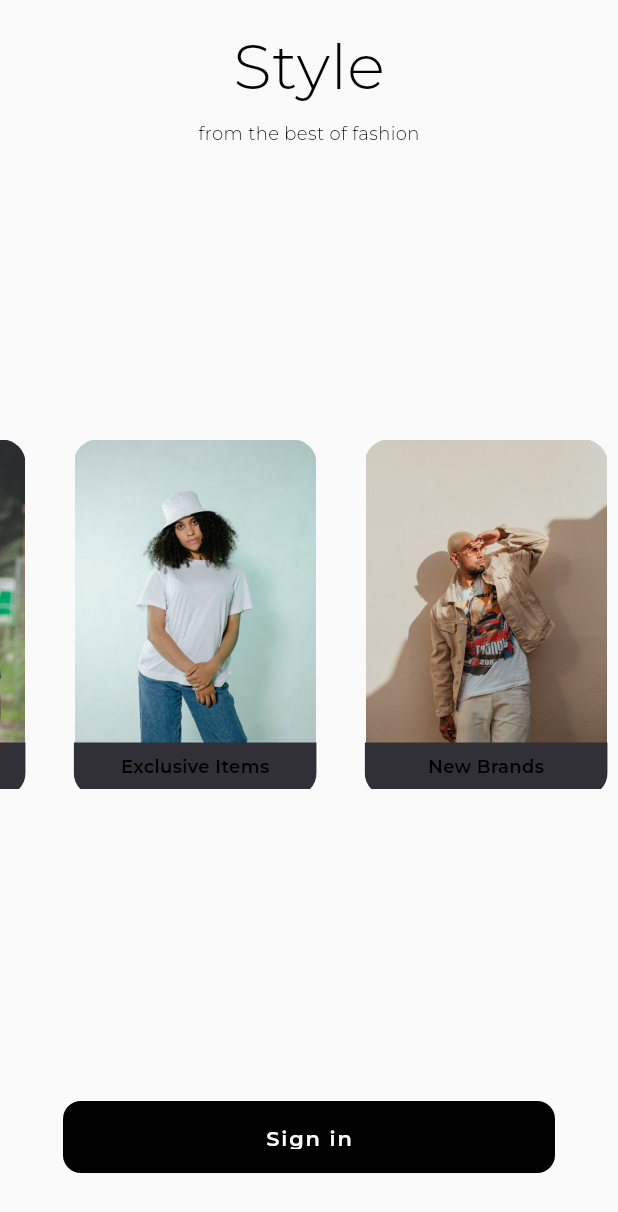
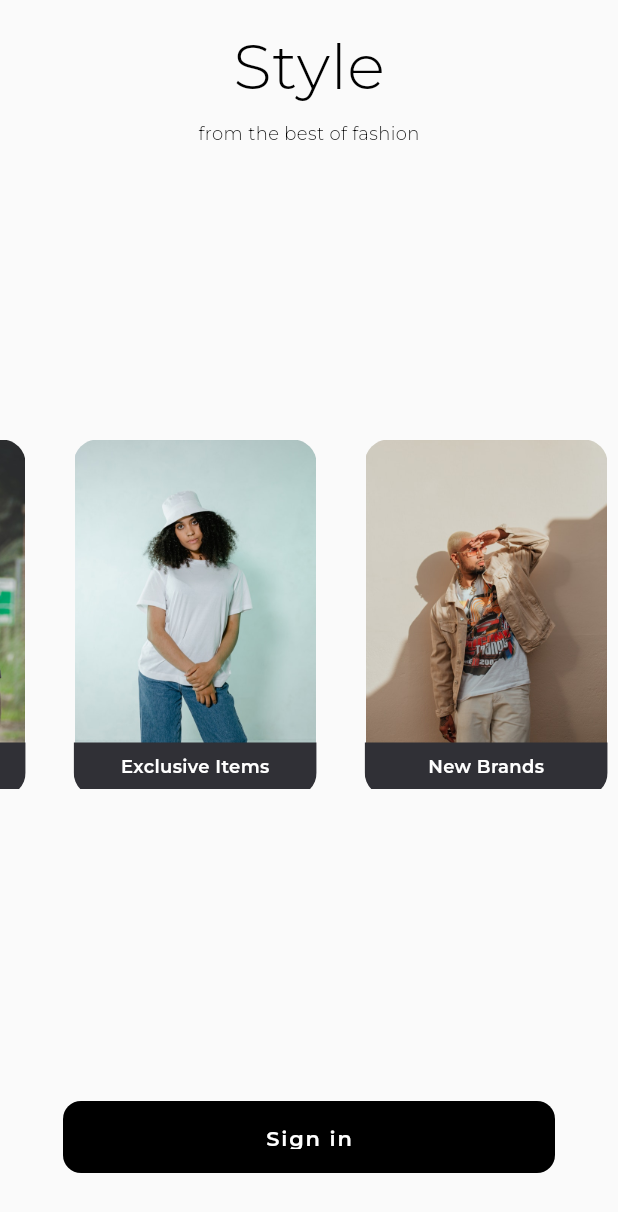
Before and after one commit to ThiagoAZBR/Flutter-Animated-Carrousel, a Flutter app: the screen it shows after launch, on a phone screen of 412 x 824 dp. Shown: the top 1212 px of the screen. Run offline on Flutter 3.47's test engine with Material 2 defaults, Android fonts, the phone set to English and light mode, and no system bars.

Commit message:
:lipstick: style: correct color of card

```diff
--- a/lib/app/ui/widgets/carousel_item.dart
+++ b/lib/app/ui/widgets/carousel_item.dart
@@ -33,7 +33,9 @@ class CarouselItem extends StatelessWidget {
                   padding: const EdgeInsets.symmetric(vertical: 8),
                   child: Text(
                     _title,
-                    style: AppTextStyles.montserratSubtitle(),
+                    style: AppTextStyles.montserratSubtitle(
+                      color: AppColors.light,
+                    ),
                   ),
                 )),
               )
```
